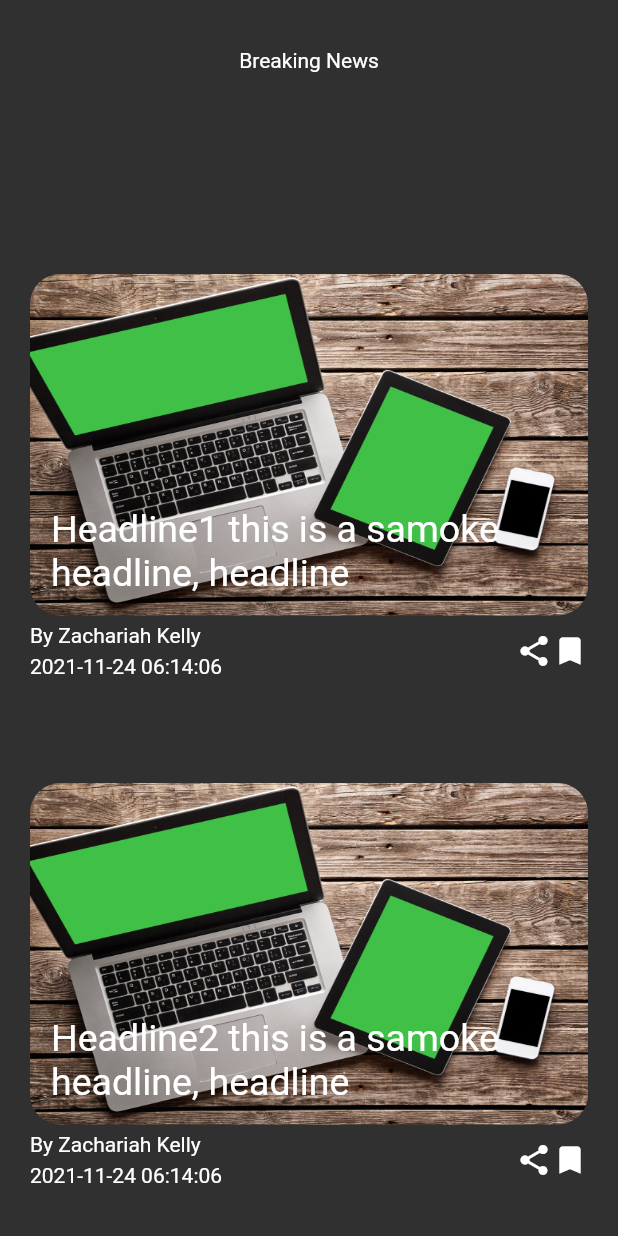
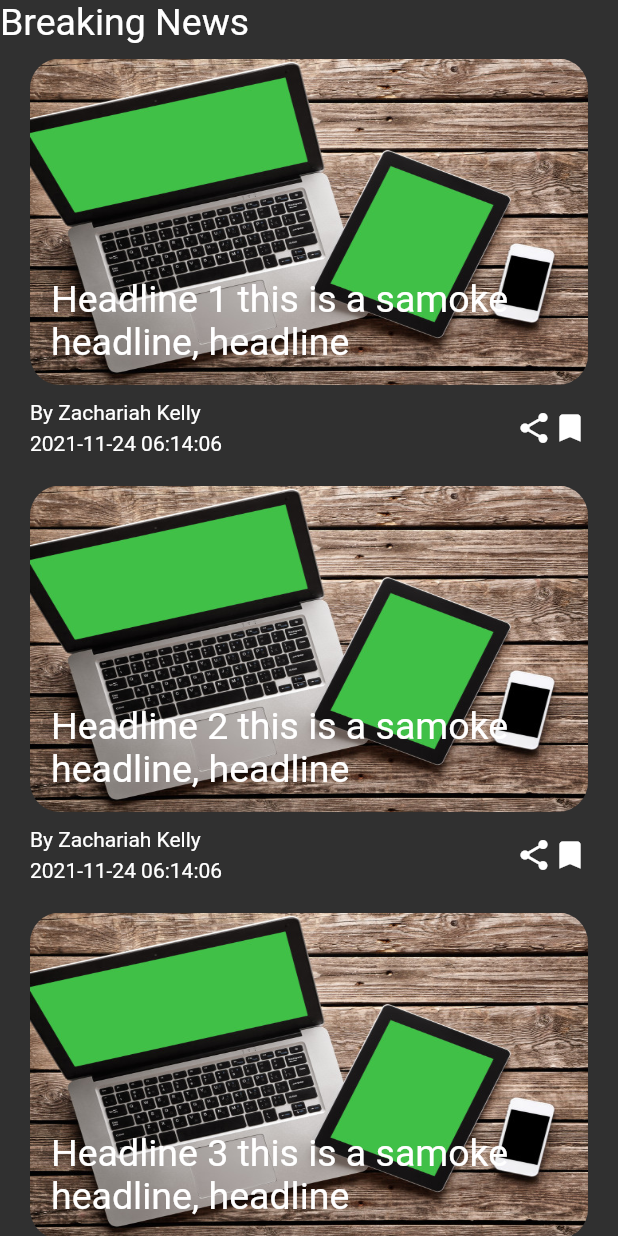
Before and after one commit to kdjamespro/newspeek, a Flutter app: the screen it shows after launch, on a phone screen of 412 x 824 dp. Run offline on Flutter 3.47's test engine with Material 2 defaults, Android fonts, the phone set to English and light mode, and no system bars.

Commit message:
Add scrollable feature to the main page

```diff
--- /dev/null
+++ b/lib/screens/headline_card.dart
@@ -0,0 +1,8 @@
+import 'package:flutter/material.dart';
+
+class HeadlineCard extends StatelessWidget {
+  @override
+  Widget build(BuildContext context) {
+    return Container();
+  }
+}
--- a/lib/screens/main_screen.dart
+++ b/lib/screens/main_screen.dart
@@ -13,19 +13,31 @@ class _MainScreenState extends State<MainScreen> {
   Widget build(BuildContext context) {
     return SafeArea(
       child: Scaffold(
-        body: Column(
-          mainAxisAlignment: MainAxisAlignment.spaceAround,
-          children: <Widget>[
-            Text('Breaking News'),
-            const SizedBox(width: 40.0),
-            NewsCard(
-                color: Colors.yellow,
-                headline: 'Headline1 this is a samoke headline, headline'),
-            NewsCard(
-              color: Colors.blue,
-              headline: 'Headline2 this is a samoke headline, headline',
-            ),
-          ],
+        body: Scrollbar(
+          child: ListView(
+            children: <Widget>[
+              const Text(
+                'Breaking News',
+                style: TextStyle(
+                  fontSize: 25.0,
+                ),
+              ),
+              ListView.separated(
+                shrinkWrap: true,
+                itemCount: 10,
+                scrollDirection: Axis.vertical,
+                controller: ScrollController(initialScrollOffset: 0),
+                separatorBuilder: (BuildContext context, int index) =>
+                    const SizedBox(height: 10.0),
+                itemBuilder: (BuildContext context, int index) {
+                  return NewsCard(
+                      color: Colors.yellow,
+                      headline:
+                          'Headline ${index + 1} this is a samoke headline, headline');
+                },
+              ),
+            ],
+          ),
         ),
       ),
     );
--- a/lib/screens/news_card.dart
+++ b/lib/screens/news_card.dart
@@ -26,7 +26,7 @@ class NewsCard extends StatelessWidget {
                 ),
                 margin: const EdgeInsets.symmetric(
                   horizontal: 20.0,
-                  vertical: 5.0,
+                  vertical: 10.0,
                 ),
                 padding: const EdgeInsets.all(14.0),
                 decoration: BoxDecoration(
```
